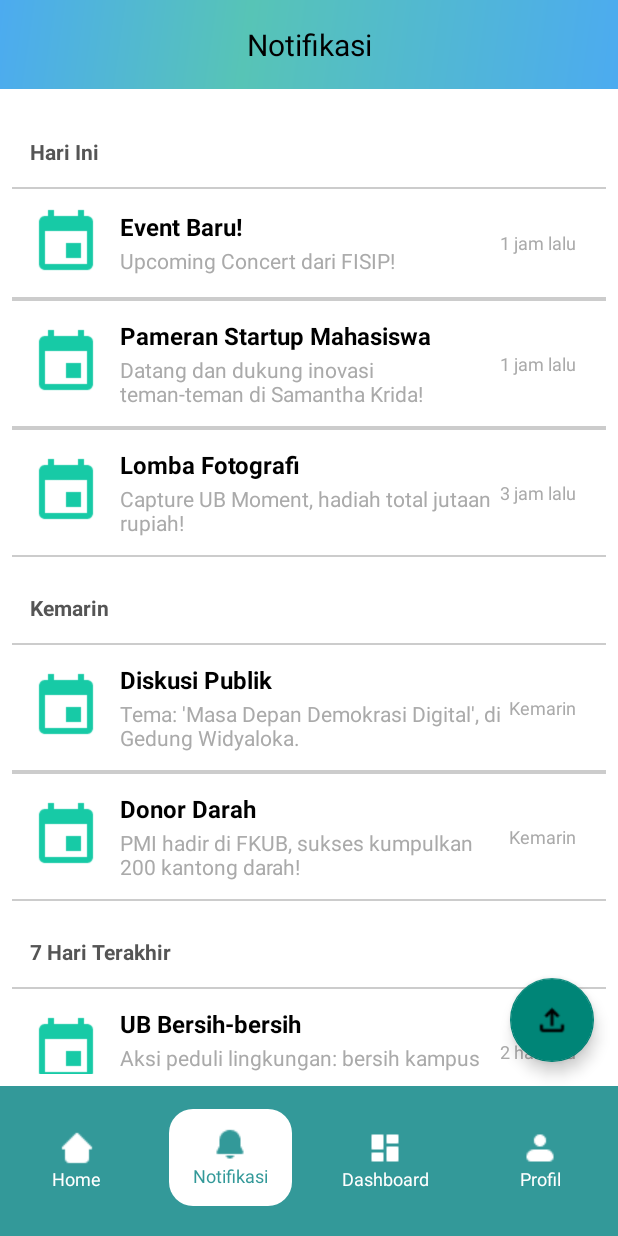
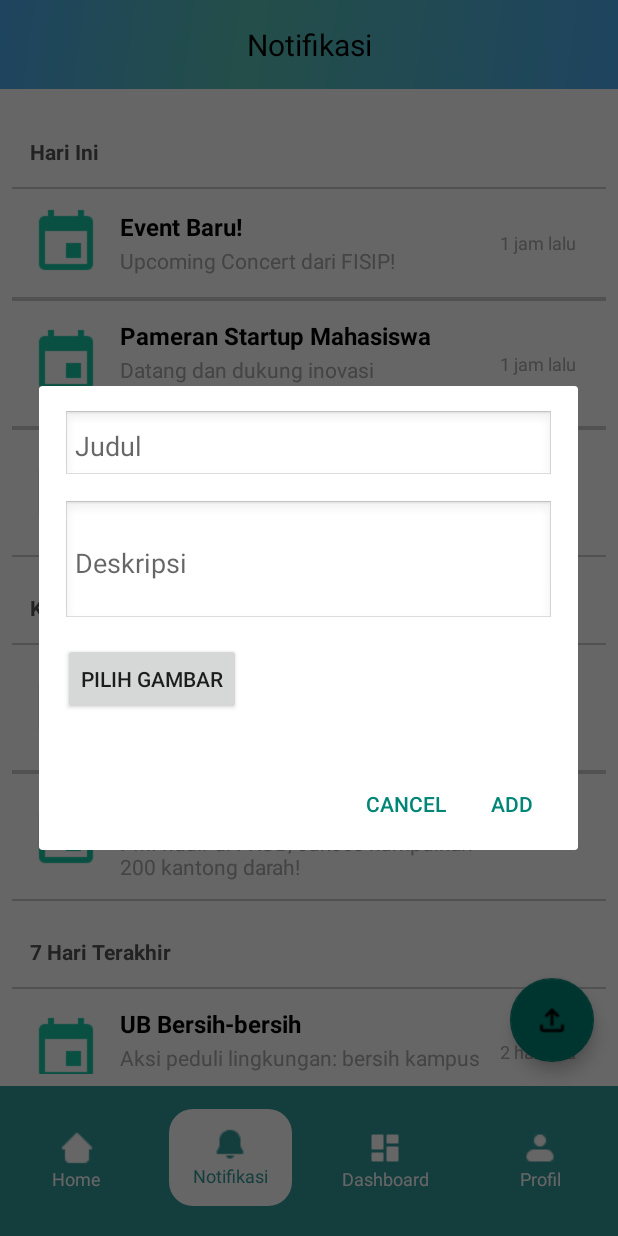
Before and after one commit to abhistbn/HuddleUp, an Android app: the screen it shows after launch (NotificationActivity), after a tap on an icon or button, on a phone screen of 412 x 824 dp. Run offline under Robolectric (Android 15) with nearby library versions, the phone set to English and light mode, and no system bars.

Commit message:
coba fix error

```diff
--- a/app/src/main/java/com/example/huddleup/NotificationActivity.java
+++ b/app/src/main/java/com/example/huddleup/NotificationActivity.java
@@ -1,10 +1,17 @@
 package com.example.huddleup;
 
+import static androidx.core.app.ActivityCompat.startActivityForResult;
+
+import android.app.AlertDialog;
 import android.content.Intent;
 import android.net.Uri;
 import android.os.Bundle;
 import android.util.Log;
+import android.view.LayoutInflater;
 import android.view.View;
+import android.widget.Button;
+import android.widget.EditText;
+import android.widget.ImageView;
 
 import androidx.annotation.Nullable;
 import androidx.appcompat.app.AppCompatActivity;
@@ -13,8 +20,11 @@ import androidx.recyclerview.widget.RecyclerView;
 
 import com.google.android.material.floatingactionbutton.FloatingActionButton;
 
+import java.text.SimpleDateFormat;
 import java.util.ArrayList;
+import java.util.Date;
 import java.util.List;
+import java.util.Locale;
 
 public class NotificationActivity extends AppCompatActivity {
 
@@ -55,7 +65,7 @@ public class NotificationActivity extends AppCompatActivity {
 
         Log.d("DEBUG", "Total Notifikasi: " + notificationList.size());
 
-        adapter = new NotificationAdapter(notificationList);
+        adapter = new NotificationAdapter(this, notificationList);
         recyclerView.setAdapter(adapter);
         adapter.notifyDataSetChanged();
 
@@ -72,6 +82,11 @@ public class NotificationActivity extends AppCompatActivity {
             }
         });
 
+        fabUpload.setOnClickListener(v -> {
+            showCreateNotificationDialog();
+        });
+
+
     }
 
     @Override
@@ -86,5 +101,31 @@ public class NotificationActivity extends AppCompatActivity {
         }
     }
 
+    private void showCreateNotificationDialog() {
+        AlertDialog.Builder builder = new AlertDialog.Builder(this);
+        View dialogView = LayoutInflater.from(this).inflate(R.layout.dialog_create_notification, null);
+        builder.setView(dialogView);
+
+        EditText etTitle = dialogView.findViewById(R.id.etTitle);
+        EditText etDescription = dialogView.findViewById(R.id.etDescription);
+        Button btnChooseImage = dialogView.findViewById(R.id.btnChooseImage); // kalau mau pakai gambar
+        ImageView ivPreview = dialogView.findViewById(R.id.ivPreview); // preview gambar
+
+        builder.setPositiveButton("Add", (dialog, which) -> {
+            String title = etTitle.getText().toString();
+            String desc = etDescription.getText().toString();
+            String currentTime = new SimpleDateFormat("HH:mm", Locale.getDefault()).format(new Date());
+
+            notificationList.add(new NotificationItem(NotificationItem.TYPE_NOTIFICATION, title, desc, currentTime, false));
+            adapter.notifyItemInserted(notificationList.size() - 1);
+        });
+
+        builder.setNegativeButton("Cancel", null);
+        builder.show();
+    }
+
+
+
+
 
 }
--- /dev/null
+++ b/app/src/main/res/layout/dialog_create_notification.xml
@@ -0,0 +1,54 @@
+<?xml version="1.0" encoding="utf-8"?>
+<ScrollView xmlns:android="http://schemas.android.com/apk/res/android"
+    android:layout_width="match_parent"
+    android:layout_height="wrap_content"
+    android:padding="16dp">
+
+    <LinearLayout
+        android:layout_width="match_parent"
+        android:layout_height="wrap_content"
+        android:orientation="vertical">
+
+        <!-- Judul -->
+        <EditText
+            android:id="@+id/etTitle"
+            android:layout_width="match_parent"
+            android:layout_height="wrap_content"
+            android:hint="Judul"
+            android:inputType="textCapSentences"
+            android:padding="8dp"
+            android:background="@android:drawable/edit_text"
+            android:layout_marginBottom="12dp"/>
+
+        <!-- Deskripsi -->
+        <EditText
+            android:id="@+id/etDescription"
+            android:layout_width="match_parent"
+            android:layout_height="wrap_content"
+            android:hint="Deskripsi"
+            android:minLines="3"
+            android:inputType="textMultiLine"
+            android:padding="8dp"
+            android:background="@android:drawable/edit_text"
+            android:layout_marginBottom="12dp"/>
+
+        <!-- Tombol pilih gambar -->
+        <Button
+            android:id="@+id/btnChooseImage"
+            android:layout_width="wrap_content"
+            android:layout_height="wrap_content"
+            android:text="Pilih Gambar"
+            android:layout_marginBottom="12dp"/>
+
+        <!-- Preview gambar -->
+        <ImageView
+            android:id="@+id/ivPreview"
+            android:layout_width="match_parent"
+            android:layout_height="200dp"
+            android:scaleType="centerCrop"
+            android:adjustViewBounds="true"
+            android:visibility="gone"
+            android:background="#dddddd" />
+
+    </LinearLayout>
+</ScrollView>
--- a/gradle/libs.versions.toml
+++ b/gradle/libs.versions.toml
@@ -1,5 +1,5 @@
 [versions]
-agp = "8.8.1"
+agp = "8.8.2"
 junit = "4.13.2"
 junitVersion = "1.2.1"
 espressoCore = "3.6.1"
```
Also changed, not shown: app/src/main/java/com/example/huddleup/NotificationAdapter.java (+39 -1 lines), app/src/main/java/com/example/huddleup/NotificationItem.java (+9 -0 lines).
